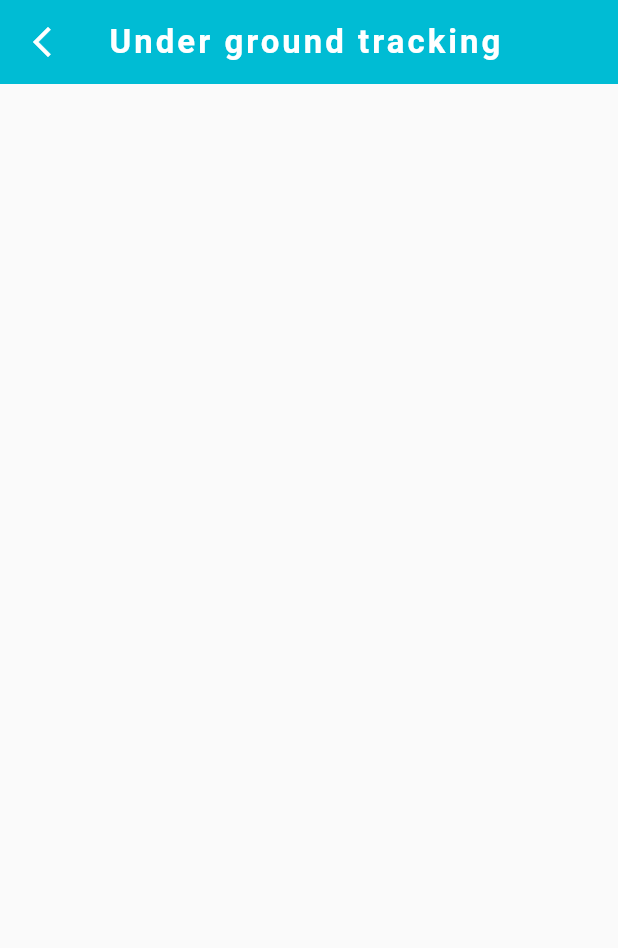
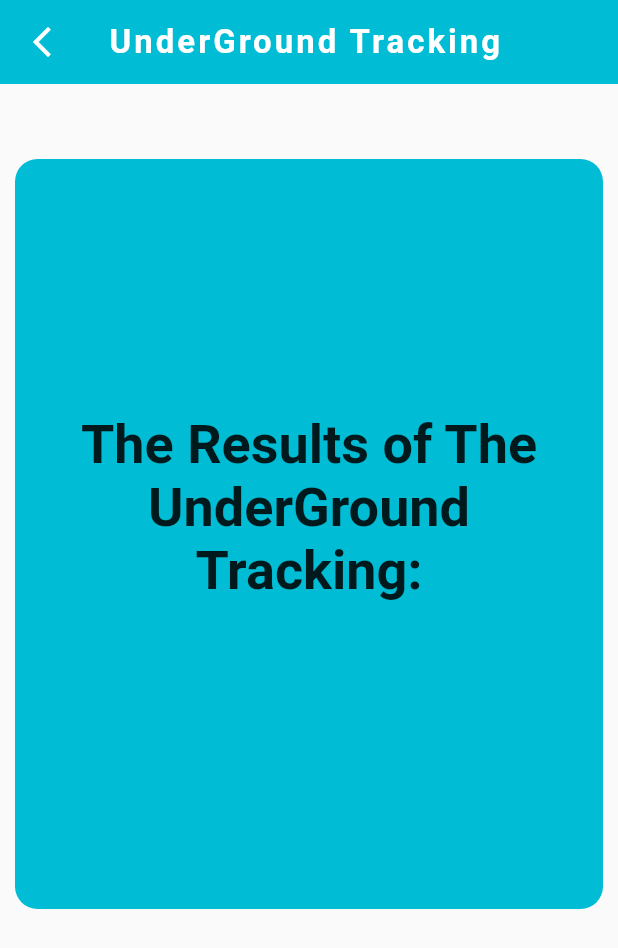
Before and after one commit to AsmaaJAH/smarthelmet, a Flutter app: the UnderGroundScreen screen opened directly, on a phone screen of 412 x 824 dp. Shown: the top 948 px of the screen. Run offline on Flutter 3.47's test engine with Material 2 defaults, Android fonts, the phone set to English and light mode, and no system bars; our stand-ins replace animated_splash_screen, auto_size_text, carousel_slider, cloud_firestore, curved_navigation_bar, firebase_auth and 12 more; missing offline and left inert: esp_smartconfig, flutter_phone_direct_caller, kdgaugeview; accounts and stored records are empty; Roboto replaces fonts that are missing (Ubuntu).

Commit message:
underground tracking + merging all codes

```diff
--- a/lib/screens/sensors/UnderGroundScreen.dart
+++ b/lib/screens/sensors/UnderGroundScreen.dart
@@ -1,12 +1,115 @@
+import 'package:firebase_database/firebase_database.dart';
 import 'package:flutter/material.dart';
+import 'package:smarthelmet/shared/constants/colors.dart';
+import 'package:smarthelmet/shared/functions/CircleProgress.dart';
 
-class UnderGroundScreen extends StatelessWidget {
+class UnderGroundScreen extends StatefulWidget {
+  UnderGroundScreen({super.key});
+
+  @override
+  State<UnderGroundScreen> createState() => _UnderGroundScreenState();
+}
+
+class _UnderGroundScreenState extends State<UnderGroundScreen>
+    with TickerProviderStateMixin {
+  double temp = 20;
+  final dataBase = FirebaseDatabase.instance.ref();
+
+  Map<Object?, Object?> alertTable = {};
+  Map<Object?, Object?> sensorsTable = {};
+  void read() async {
+    tables.forEach((key, value) async {
+      Query dbRef = FirebaseDatabase.instance.ref().child(key);
+      await dbRef.onValue.listen((event) {
+        print(event.snapshot.value);
+        if (key == "ALERT")
+          alertTable = event.snapshot.value as Map<Object?, Object?>;
+        else if (key == "sensors")
+          sensorsTable = event.snapshot.value as Map<Object?, Object?>;
+        print(sensorsTable);
+        String? nullableString = '${sensorsTable['temp']}'.toString();
+        print(nullableString);
+        temp = double.tryParse(nullableString) ?? 0.0;
+
+        setState(() {
+          _TempretureScreenInit(temp, 0.0);
+        });
+      });
+    });
+  }
+
+  Map<String, List<String>> tables = {
+    "ALERT": ['HUM', 'LPG', 'CO', 'TEMP', 'fall', 'object'],
+    "sensors": [
+      'CO PPM value',
+      'Humdity',
+      'LPG PPM value',
+      'temp',
+      'underGround'
+    ],
+    "gps": [
+      'latitude1',
+      'longitude1',
+      'latitude2',
+      'longitude2',
+      'latitude3',
+      'longitude3',
+      'latitude4',
+      'longitude4',
+    ]
+  };
+
+  @override
+  void initState() {
+    read();
+    temp = double.tryParse('${sensorsTable['temp']}') ?? 0.0;
+
+    double humdity = 100;
+
+    _TempretureScreenInit(temp, humdity);
+    super.initState();
+  }
+
+  _TempretureScreenInit(double temp, double humid) {}
+
   @override
   Widget build(BuildContext context) {
     return Scaffold(
+       body: Container(
+        height: 500,
+        width: 400,
+        alignment:Alignment.center,
+        margin: const EdgeInsets.fromLTRB(10,50,10,10),
+        padding: const EdgeInsets.fromLTRB(30, 10, 30, 10),
+        decoration: BoxDecoration(
+                        color: Colors.cyan,
+                        borderRadius: BorderRadius.circular(15)),
+         child: Center(
+            child: SelectionArea(
+              child: Column(
+                mainAxisAlignment: MainAxisAlignment.center,
+                children: [
+                      Text(
+                        "The Results of The UnderGround Tracking: ",
+                        style:
+                            TextStyle(fontSize: 36, fontWeight: FontWeight.bold),
+                        textAlign: TextAlign.center,
+
+                      ),
+                      Text(
+                        "${sensorsTable['underGround'] == null ? "" : sensorsTable['underGround']}",
+                        style:
+                            TextStyle(fontSize: 30, fontWeight: FontWeight.w400,),
+
+                      ),
+                    ],
+                  ),
+              ),
+            ),
+       ),
       appBar: AppBar(
         title: const Text(
-          'Under ground tracking',
+          'UnderGround Tracking',
           style: TextStyle(
             fontSize: 22.0,
             fontWeight: FontWeight.bold,
@@ -15,7 +118,7 @@ class UnderGroundScreen extends StatelessWidget {
             fontFamily: 'Ubuntu',
           ),
         ),
-        backgroundColor: Colors.cyan,
+        backgroundColor: navBarColor,
         elevation: 0.0,
         leading: IconButton(
           onPressed: () {
--- a/pubspec.yaml
+++ b/pubspec.yaml
@@ -101,6 +101,7 @@ flutter:
 
 
 
+
   # An image asset can refer to one or more resolution-specific "variants", see
   # https://flutter.dev/assets-and-images/#resolution-aware
 
```
Also changed, not shown: lib/screens/sensors/Gas.dart (+30 -19 lines), lib/screens/sensors/Humidity.dart (+16 -7 lines), lib/screens/sensors/Tempreture.dart (+29 -25 lines), lib/screens/sensors/Tracking.dart (+28 -13 lines), lib/shared/screens/FetchData.dart (+46 -54 lines), assets/images/icons/worker_locator_mapMarker.png (added).
